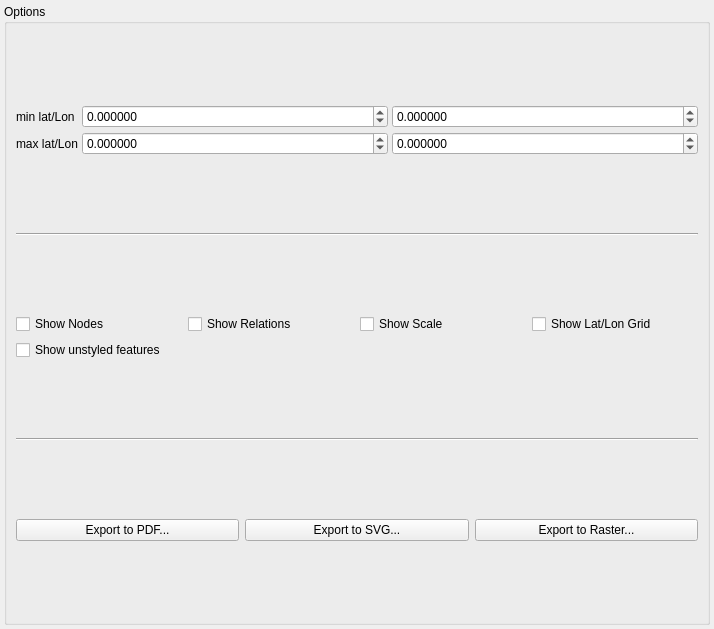
Old version of the form src/Render/NativeRenderDialog.ui in the repository openstreetmap/merkaartor.
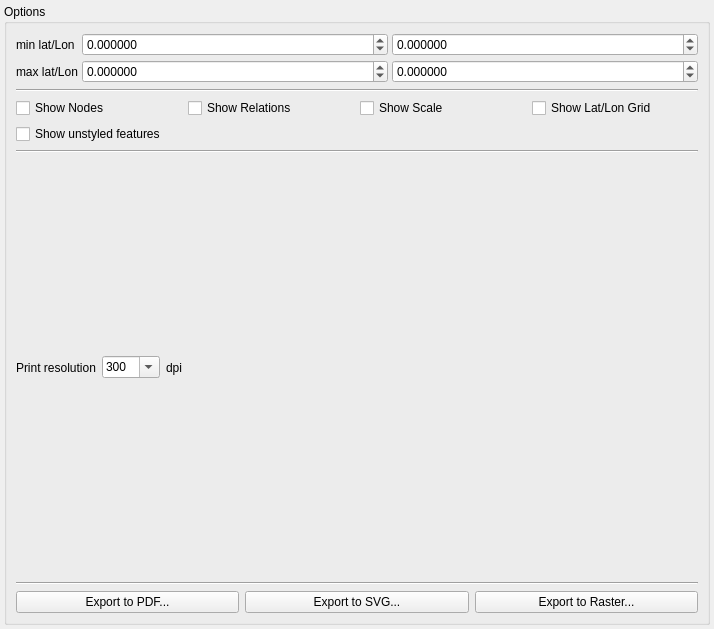
New version of the form.

Commit message: Added the ability to set custom DPI for printing/exporting.

```diff
--- a/src/Render/NativeRenderDialog.ui
+++ b/src/Render/NativeRenderDialog.ui
@@ -224,6 +224,69 @@
         </property>
        </widget>
       </item>
+      <item>
+       <layout class="QHBoxLayout" name="horizontalLayout_2">
+        <item>
+         <widget class="QLabel" name="labelPrintResolution">
+          <property name="text">
+           <string>Print resolution</string>
+          </property>
+         </widget>
+        </item>
+        <item>
+         <widget class="QComboBox" name="fieldDpi">
+          <property name="editable">
+           <bool>true</bool>
+          </property>
+          <property name="currentText">
+           <string notr="true">300</string>
+          </property>
+          <item>
+           <property name="text">
+            <string>300</string>
+           </property>
+          </item>
+          <item>
+           <property name="text">
+            <string>600</string>
+           </property>
+          </item>
+          <item>
+           <property name="text">
+            <string>1200</string>
+           </property>
+          </item>
+         </widget>
+        </item>
+        <item>
+         <widget class="QLabel" name="labelDpi">
+          <property name="text">
+           <string>dpi</string>
+          </property>
+         </widget>
+        </item>
+        <item>
+         <spacer name="horizontalSpacer">
+          <property name="orientation">
+           <enum>Qt::Horizontal</enum>
+          </property>
+          <property name="sizeHint" stdset="0">
+           <size>
+            <width>40</width>
+            <height>20</height>
+           </size>
+          </property>
+         </spacer>
+        </item>
+       </layout>
+      </item>
+      <item>
+       <widget class="Line" name="line_3">
+        <property name="orientation">
+         <enum>Qt::Horizontal</enum>
+        </property>
+       </widget>
+      </item>
       <item>
        <layout class="QHBoxLayout" name="horizontalLayout">
         <item>
```
Left out of the diff: 11 changed lines with no effect on the pictures. The commit also changes 2 other files.
